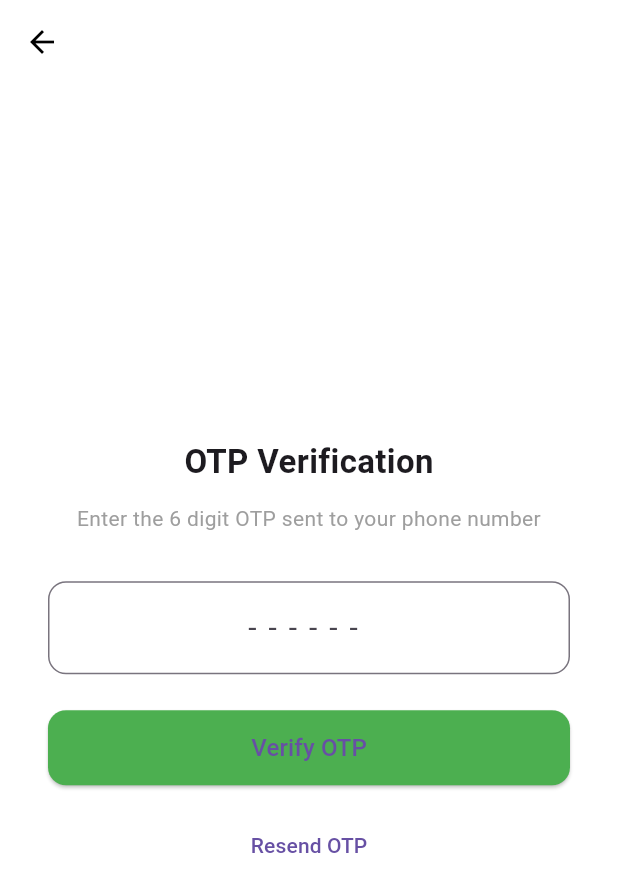
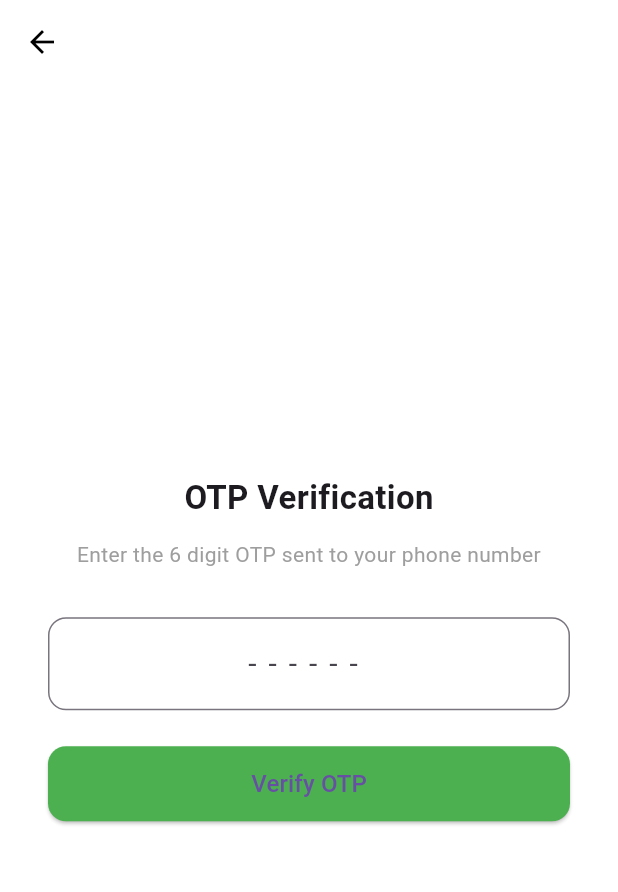
Before and after one commit to NeethaBabu/food_carts, a Flutter app: the OtpPage screen opened directly with empty values, on a phone screen of 412 x 824 dp. Shown: the top 892 px of the screen. Run offline on Flutter 3.47's test engine with Material 3 defaults, Android fonts, the phone set to English and light mode, and no system bars; our stand-ins replace bloc, dio, equatable, firebase_auth, firebase_core, flutter_bloc and 1 more; accounts and stored records are empty; network calls fail.

Commit message:
resend otp removed

```diff
--- a/lib/feature/login/presentation/pages/otp_page.dart
+++ b/lib/feature/login/presentation/pages/otp_page.dart
@@ -122,12 +122,6 @@ class _OtpPageState extends State<OtpPage> {
 
               const SizedBox(height: 16),
 
-              TextButton(
-                onPressed: () {
-                  // Optional: Resend OTP
-                },
-                child: const Text("Resend OTP"),
-              ),
             ],
           ),
         ),
```
Also changed, not shown: pubspec.lock.
